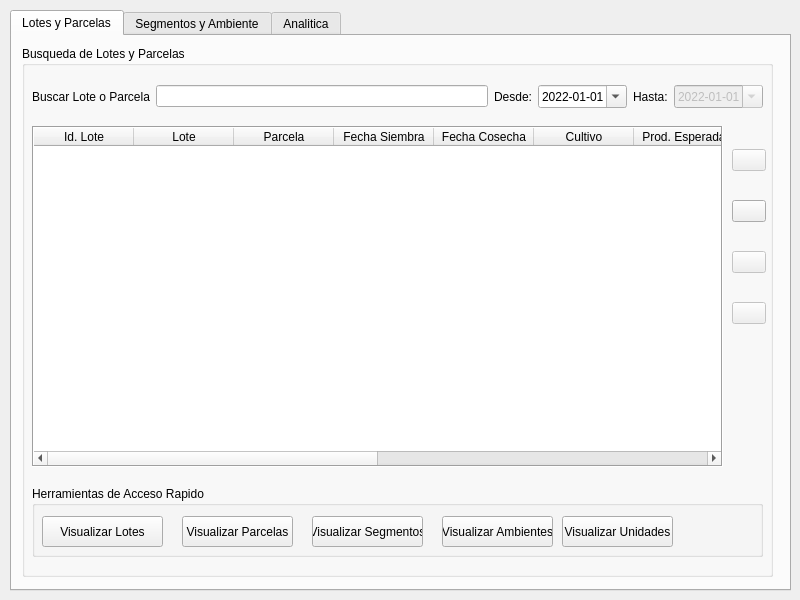
Before: the Qt Designer form ui/agrae_main.ui in franciscocontreras93/agrae, drawn with Qt 5.
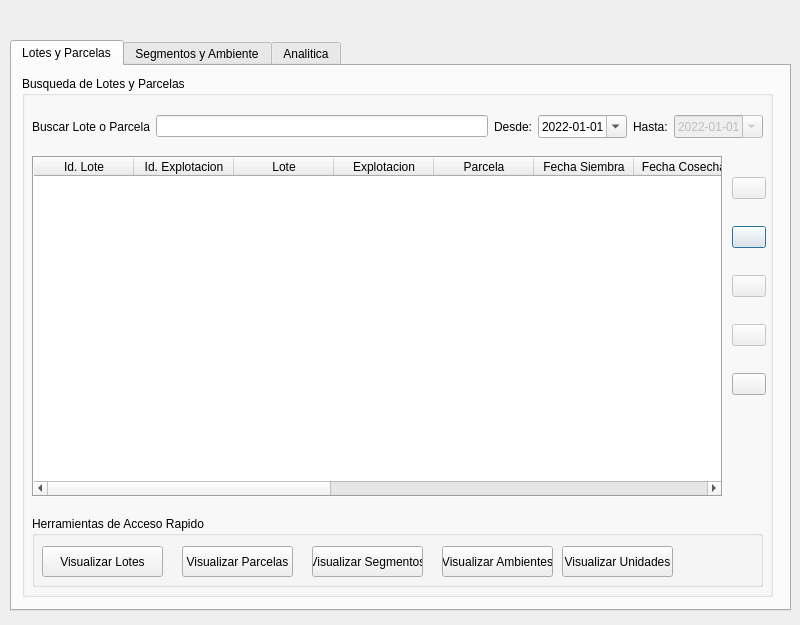
After: the same form once the commit is applied.

What changed in the file:
```diff
--- a/ui/agrae_main.ui
+++ b/ui/agrae_main.ui
@@ -7,7 +7,7 @@
     <x>0</x>
     <y>0</y>
     <width>800</width>
-    <height>600</height>
+    <height>625</height>
    </rect>
   </property>
   <property name="sizePolicy">
@@ -19,13 +19,13 @@
   <property name="minimumSize">
    <size>
     <width>800</width>
-    <height>600</height>
+    <height>625</height>
    </size>
   </property>
   <property name="maximumSize">
    <size>
     <width>800</width>
-    <height>600</height>
+    <height>625</height>
    </size>
   </property>
   <property name="windowTitle">
@@ -35,9 +35,9 @@
    <property name="geometry">
     <rect>
      <x>10</x>
-     <y>10</y>
+     <y>40</y>
      <width>781</width>
-     <height>581</height>
+     <height>571</height>
     </rect>
    </property>
    <property name="styleSheet">
@@ -56,7 +56,7 @@
        <x>10</x>
        <y>10</y>
        <width>751</width>
-       <height>531</height>
+       <height>521</height>
       </rect>
      </property>
      <property name="styleSheet">
@@ -154,49 +154,10 @@
         <x>710</x>
         <y>80</y>
         <width>34</width>
-        <height>221</height>
+        <height>261</height>
        </rect>
       </property>
-      <layout class="QGridLayout" name="gridLayout_4" rowstretch="0,0,0,0" columnstretch="2">
-       <item row="0" column="0">
-        <widget class="QPushButton" name="btn_add_layer">
-         <property name="enabled">
-          <bool>false</bool>
-         </property>
-         <property name="toolTip">
-          <string>Añadir Lote al Mapa</string>
-         </property>
-         <property name="text">
-          <string/>
-         </property>
-        </widget>
-       </item>
-       <item row="2" column="0">
-        <widget class="QPushButton" name="btn_reload">
-         <property name="enabled">
-          <bool>false</bool>
-         </property>
-         <property name="toolTip">
-          <string>Añadir Lote al Mapa</string>
-         </property>
-         <property name="text">
-          <string/>
-         </property>
-        </widget>
-       </item>
-       <item row="3" column="0">
-        <widget class="QPushButton" name="btn_chart">
-         <property name="enabled">
-          <bool>false</bool>
-         </property>
-         <property name="toolTip">
-          <string>Añadir Lote al Mapa</string>
-         </property>
-         <property name="text">
-          <string/>
-         </property>
-        </widget>
-       </item>
+      <layout class="QGridLayout" name="gridLayout_4" rowstretch="0,0,0,0,0" columnstretch="2">
        <item row="1" column="0">
         <widget class="QPushButton" name="btn_export_layer">
          <property name="enabled">
@@ -210,6 +171,58 @@
          </property>
         </widget>
        </item>
+       <item row="3" column="0">
+        <widget class="QPushButton" name="btn_chart">
+         <property name="enabled">
+          <bool>false</bool>
+         </property>
+         <property name="toolTip">
+          <string>Añadir Lote al Mapa</string>
+         </property>
+         <property name="text">
+          <string/>
+         </property>
+        </widget>
+       </item>
+       <item row="2" column="0">
+        <widget class="QPushButton" name="btn_reload">
+         <property name="enabled">
+          <bool>false</bool>
+         </property>
+         <property name="toolTip">
+          <string>Añadir Lote al Mapa</string>
+         </property>
+         <property name="text">
+          <string/>
+         </property>
+        </widget>
+       </item>
+       <item row="0" column="0">
+        <widget class="QPushButton" name="btn_add_layer">
+         <property name="enabled">
+          <bool>false</bool>
+         </property>
+         <property name="toolTip">
+          <string>Añadir Lote al Mapa</string>
+         </property>
+         <property name="text">
+          <string/>
+         </property>
+        </widget>
+       </item>
+       <item row="4" column="0">
+        <widget class="QPushButton" name="btn_report">
+         <property name="enabled">
+          <bool>true</bool>
+         </property>
+         <property name="toolTip">
+          <string>Añadir Lote al Mapa</string>
+         </property>
+         <property name="text">
+          <string/>
+         </property>
+        </widget>
+       </item>
       </layout>
      </widget>
      <widget class="QTableWidget" name="tableWidget">
@@ -259,11 +272,21 @@
         <string>Id. Lote</string>
        </property>
       </column>
+      <column>
+       <property name="text">
+        <string>Id. Explotacion</string>
+       </property>
+      </column>
       <column>
        <property name="text">
         <string>Lote</string>
        </property>
       </column>
+      <column>
+       <property name="text">
+        <string>Explotacion</string>
+       </property>
+      </column>
       <column>
        <property name="text">
         <string>Parcela</string>
```
